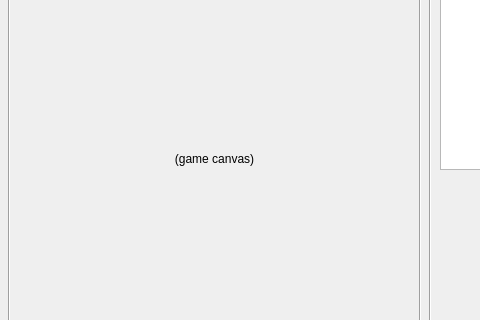
This is mainwindow.ui in UofU-CS3505/cs3505-CodeQuest as Qt 5 draws it before an edit; both pictures show x 0 to 480 and y 163 to 483 of the 1100 by 600 pixel window. The edited form follows.
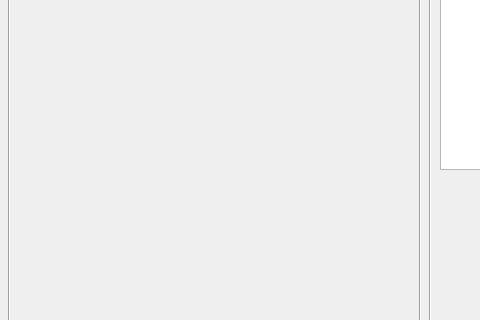
This is the edited form. Custom widgets are drawn as their Qt base class.

Commit message: Added basic setup for gameCanvas level 1

Patch:
```diff
--- a/mainwindow.ui
+++ b/mainwindow.ui
@@ -819,7 +819,7 @@
             <item>
              <widget class="QLabel" name="gameCanvasPlaceholder">
               <property name="text">
-               <string>(game canvas)</string>
+               <string/>
               </property>
               <property name="alignment">
                <set>Qt::AlignmentFlag::AlignCenter</set>
```
The commit also changes 9 other files.
